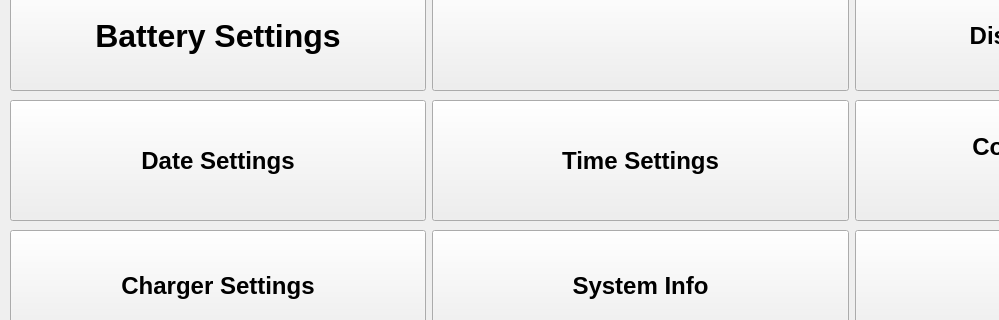
The window that mainwindow.ui (solarpieter/SP515_Display_2) describes before a commit, drawn with Qt 5; both pictures show x 0 to 999 and y 170 to 490 of the 1280 by 654 pixel window.
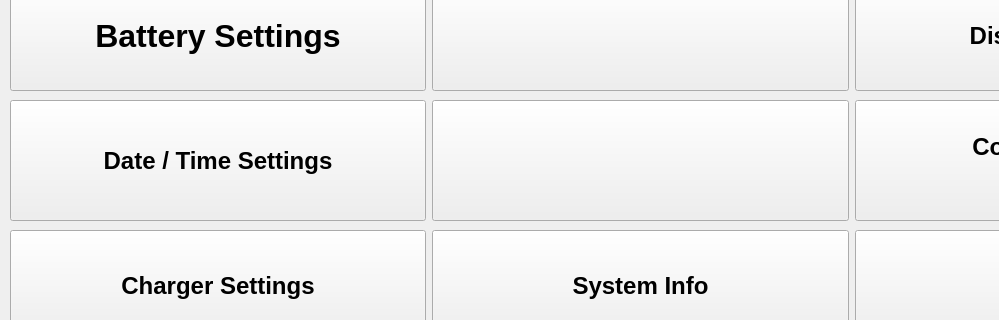
The same window after the commit. Icons and pictures are not drawn.

Patch:
```diff
--- a/mainwindow.ui
+++ b/mainwindow.ui
@@ -1013,7 +1013,7 @@
           </font>
          </property>
          <property name="text">
-          <string>Date Settings</string>
+          <string>Date / Time Settings</string>
          </property>
          <property name="iconSize">
           <size>
@@ -1038,7 +1038,7 @@
           </font>
          </property>
          <property name="text">
-          <string>Time Settings</string>
+          <string/>
          </property>
          <property name="iconSize">
           <size>
```
Left out of the diff: 2 changed lines with no effect on the pictures.
